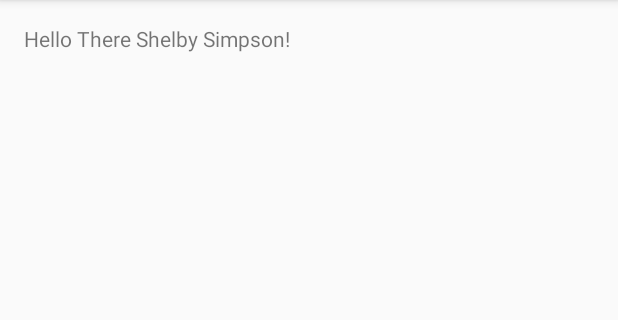
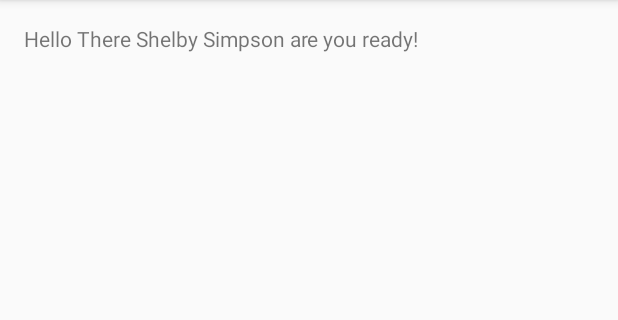
Before and after one commit to BeelineShopping/BeelineAppAndroid, an Android app: the screen it shows after launch (MainActivity), on a phone screen of 412 x 824 dp, the part 84-404 px from its top. Run offline under Robolectric (Android 15) with nearby library versions, the phone set to English and light mode, and no system bars.

Commit message:
commit test from inside android studio

```diff
--- a/app/src/main/res/layout/content_main.xml
+++ b/app/src/main/res/layout/content_main.xml
@@ -15,5 +15,5 @@
     <TextView
         android:layout_width="wrap_content"
         android:layout_height="wrap_content"
-        android:text="Hello There Shelby Simpson!" />
+        android:text="Hello There Shelby Simpson are you ready!" />
 </RelativeLayout>
```
